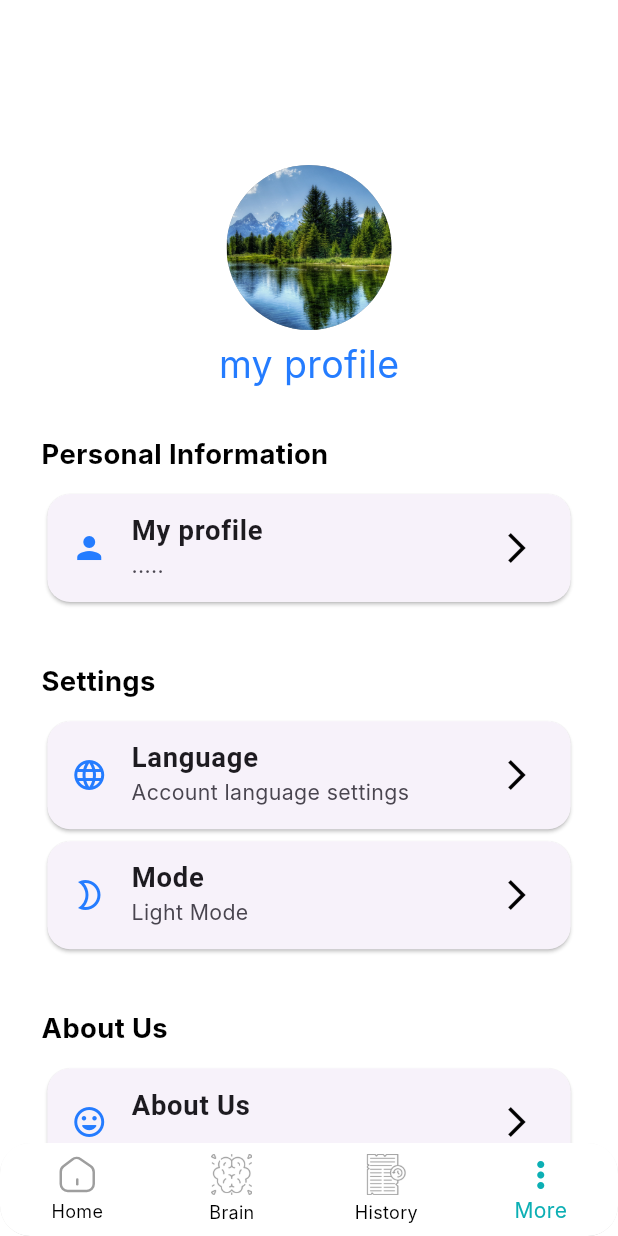
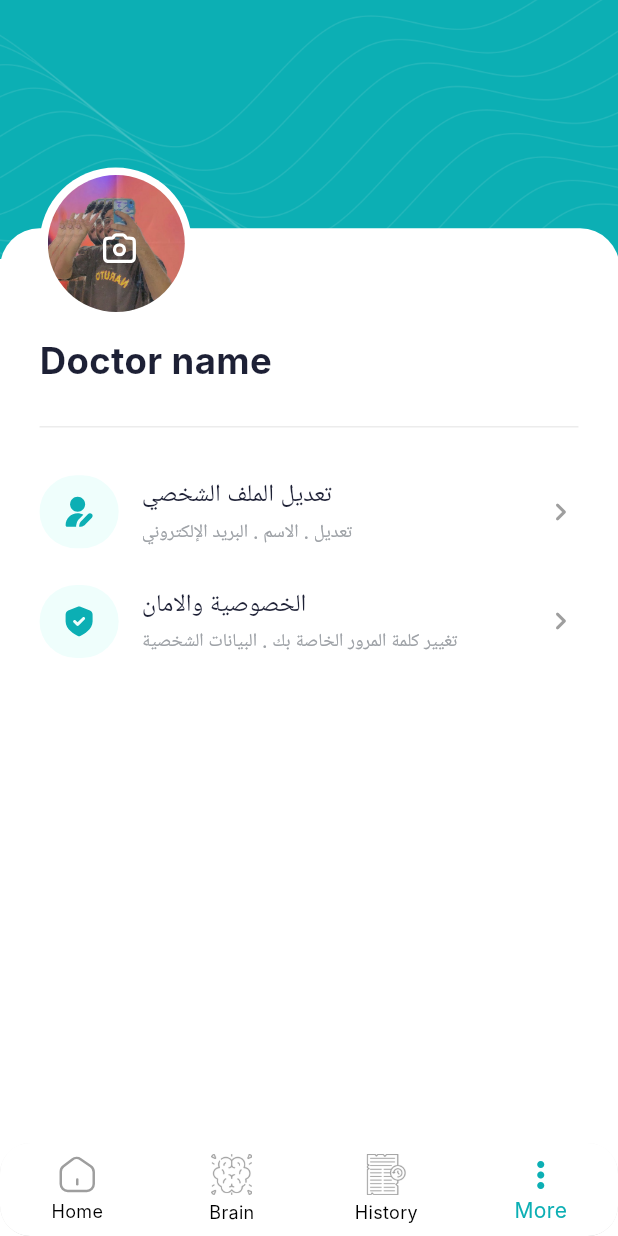
Before and after one commit to IbrahimElbazz/Brainpulse, a Flutter app: the AppNavigation screen opened by its route, item 4 of the bottom bar chosen, on a phone screen of 412 x 824 dp. Run offline on Flutter 3.47's test engine with Material 3 defaults, Android fonts, the light colour scheme and no system bars; our stand-ins replace animated_text_kit, dartz, dio, flutter_bloc, flutter_screenutil, flutter_svg and 12 more; missing offline and left inert: dart:ffi; accounts and stored records are empty; generated files the repository leaves out were written again; network calls fail; Roboto replaces fonts that are missing (Inter).

Commit message:
update more screen to my acc and add edit profle screen

```diff
--- a/lib/core/routing/app_router.dart
+++ b/lib/core/routing/app_router.dart
@@ -7,6 +7,7 @@ import 'package:brain_pulse/features/home/presentation/screens/eeg_data_screen.d
 import 'package:brain_pulse/features/data_by_doctor/presentation/screens/data_by_doctor_screen.dart';
 import 'package:brain_pulse/features/home/presentation/screens/get_image_screen.dart';
 import 'package:brain_pulse/features/home/presentation/screens/home_screen.dart';
+import 'package:brain_pulse/features/my_account/presentation/screens/edit_profile_screen.dart';
 import 'package:brain_pulse/features/onboarding/presentation/screens/onboarding.dart';
 import 'package:brain_pulse/features/splash/presentation/views/spalsh_screen.dart';
 import 'package:flutter/material.dart';
@@ -50,7 +51,10 @@ class AppRouter {
         return AppHelperFunctions().fadeTransition(
           page: const DropFileScreen(),
         );
-
+      case Routes.editProfileScreen:
+        return AppHelperFunctions().fadeTransition(
+          page: const EditProfileScreen(),
+        );
       default:
         return MaterialPageRoute(
           builder: (_) => Scaffold(
--- a/lib/core/routing/routers.dart
+++ b/lib/core/routing/routers.dart
@@ -9,4 +9,5 @@ class Routes {
   static const String getImage = '/getimage';
   static const String dataByDoctorScreen = '/DataByDoctorScreen';
   static const String dropfilescreen = '/dropfilescreen';
+  static const String editProfileScreen = '/EditProfileScreen';
 }
--- a/lib/features/app_navigation/app_navigation.dart
+++ b/lib/features/app_navigation/app_navigation.dart
@@ -3,6 +3,7 @@ import 'package:brain_pulse/features/brain/presentation/screens/brain_screen.dar
 import 'package:brain_pulse/features/history/presentation/screens/history.dart';
 import 'package:brain_pulse/features/home/presentation/screens/home_screen.dart';
 import 'package:brain_pulse/features/more/more.dart';
+import 'package:brain_pulse/features/my_account/presentation/screens/my_account.dart';
 import 'package:flutter/material.dart';
 import 'package:flutter_screenutil/flutter_screenutil.dart';
 import 'package:flutter_svg/svg.dart';
@@ -22,7 +23,8 @@ class _AppNavigationState extends State<AppNavigation> {
     const HomeScreen(),
     const BrainScreen(),
     const History(),
-    const More(),
+    // const More(),
+    const MyAccount(),
   ];
 
   @override
--- /dev/null
+++ b/lib/features/my_account/presentation/screens/my_account.dart
@@ -0,0 +1,74 @@
+import 'package:brain_pulse/core/helpers/extentions.dart';
+import 'package:brain_pulse/core/widgets/gap.dart';
+import 'package:brain_pulse/features/my_account/presentation/widgets/card_item_in_my_account.dart';
+import 'package:brain_pulse/features/my_account/presentation/widgets/image_and_background_bar.dart';
+import 'package:flutter/material.dart';
+import 'package:flutter_screenutil/flutter_screenutil.dart';
+
+class MyAccount extends StatelessWidget {
+  const MyAccount({super.key});
+
+  @override
+  Widget build(BuildContext context) {
+    return Scaffold(
+      backgroundColor: Colors.white,
+      body: SafeArea(
+        child: SingleChildScrollView(
+          physics: const BouncingScrollPhysics(),
+          child: Column(
+            crossAxisAlignment: CrossAxisAlignment.start,
+            children: <Widget>[
+              GestureDetector(
+                onTap: () {
+                  context.pushNamed('/EditProfileScreen');
+                },
+                child: const ImageAndBackgroundBar(
+                  background: 'assets/images/background.png',
+                  image: 'assets/images/rajab.png',
+                ),
+              ),
+              Padding(
+                padding: EdgeInsets.symmetric(horizontal: 24.w),
+                child: Column(
+                  crossAxisAlignment: CrossAxisAlignment.start,
+                  children: <Widget>[
+                    Text(
+                      'Doctor name',
+                      style: TextStyle(
+                        color: const Color(0xFF1D2035),
+                        fontSize: 24.sp,
+                        fontWeight: FontWeight.w700,
+                      ),
+                    ),
+                    const GapH(height: 18),
+                    Divider(
+                      color: Colors.grey.withOpacity(0.2),
+                    ),
+                    const GapH(height: 24),
+                    CardItemInMyAccount(
+                      icon: 'assets/svgs/user-pen.svg',
+                      title: 'تعديل الملف الشخصي',
+                      subTitle: 'تعديل . الاسم . البريد الإلكتروني',
+                      onTap: () {
+                        context.pushNamed('/EditProfileScreen');
+                      },
+                    ),
+                    CardItemInMyAccount(
+                      icon: 'assets/svgs/shield-check.svg',
+                      title: 'الخصوصية والامان',
+                      subTitle:
+                          'تغيير كلمة المرور الخاصة بك . البيانات الشخصية ',
+                      onTap: () {
+                        // context.pushNamed('/PrivacyAndSecurity');
+                      },
+                    ),
+                  ],
+                ),
+              ),
+            ],
+          ),
+        ),
+      ),
+    );
+  }
+}
--- /dev/null
+++ b/lib/features/my_account/presentation/widgets/card_item_in_my_account.dart
@@ -0,0 +1,84 @@
+import 'package:brain_pulse/core/Widgets/gap.dart';
+import 'package:flutter/material.dart';
+import 'package:flutter_screenutil/flutter_screenutil.dart';
+import 'package:flutter_svg/svg.dart';
+
+class CardItemInMyAccount extends StatelessWidget {
+  const CardItemInMyAccount({
+    required this.icon,
+    required this.title,
+    required this.subTitle,
+    this.colorBackgroundIcon,
+    this.onTap,
+    this.titleColor,
+    super.key,
+    this.isLogout,
+  });
+
+  final String icon;
+  final Color? colorBackgroundIcon;
+  final String title;
+  final Color? titleColor;
+  final String subTitle;
+  final void Function()? onTap;
+  final bool? isLogout;
+
+  @override
+  Widget build(BuildContext context) {
+    return Padding(
+      padding: EdgeInsets.only(bottom: 24.h),
+      child: GestureDetector(
+        onTap: onTap,
+        child: Row(
+          children: <Widget>[
+            Container(
+              width: 48.w,
+              height: 48.h,
+              decoration: ShapeDecoration(
+                color: colorBackgroundIcon ?? const Color(0xFFEFFEFC),
+                shape: RoundedRectangleBorder(
+                  borderRadius: BorderRadius.circular(48.r),
+                ),
+              ),
+              child: SvgPicture.asset(
+                icon,
+                fit: BoxFit.scaleDown,
+              ),
+            ),
+            const GapW(width: 14),
+            Column(
+              crossAxisAlignment: CrossAxisAlignment.start,
+              children: <Widget>[
+                Text(
+                  title,
+                  style: TextStyle(
+                    color: titleColor ?? const Color(0xFF1D2035),
+                    fontSize: 16.sp,
+                    fontWeight: FontWeight.w500,
+                  ),
+                ),
+                const GapH(height: 4),
+                Text(
+                  subTitle,
+                  style: TextStyle(
+                    color: const Color(0xFF9DA1A6),
+                    fontSize: 12.sp,
+                    fontWeight: FontWeight.w500,
+                  ),
+                ),
+              ],
+            ),
+            const Spacer(),
+            if (isLogout == true)
+              const SizedBox.shrink()
+            else
+              const Icon(
+                Icons.keyboard_arrow_right_rounded,
+                color: Colors.grey,
+              ),
+          ],
+        ),
+      ),
+    );
+  }
+}
--- /dev/null
+++ b/lib/features/my_account/presentation/widgets/image_and_background_bar.dart
@@ -0,0 +1,80 @@
+import 'package:brain_pulse/core/Theming/colors.dart';
+import 'package:flutter/material.dart';
+import 'package:flutter_screenutil/flutter_screenutil.dart';
+import 'package:flutter_svg/svg.dart';
+
+class ImageAndBackgroundBar extends StatelessWidget {
+  const ImageAndBackgroundBar({
+    required this.image,
+    required this.background,
+    super.key,
+  });
+  final String image;
+  final String background;
+
+  @override
+  Widget build(BuildContext context) {
+    return Stack(
+      children: <Widget>[
+        Column(
+          children: <Widget>[
+            Container(
+              height: 170.h,
+              decoration: BoxDecoration(
+                color: ColorsApp.primary,
+                image: DecorationImage(
+                  fit: BoxFit.cover,
+                  image: AssetImage(
+                    background,
+                  ),
+                ),
+              ),
+            ),
+            Container(
+              height: 50.h,
+            ),
+          ],
+        ),
+        Positioned(
+          top: 150.h,
+          child: Container(
+            width: 376.w,
+            height: 40.h,
+            decoration: BoxDecoration(
+              color: Colors.white,
+              borderRadius: BorderRadius.only(
+                topLeft: Radius.circular(26.r),
+                topRight: Radius.circular(26.r),
+              ),
+            ),
+          ),
+        ),
+        Positioned(
+          top: 110.h,
+          left: 24.w,
+          child: CircleAvatar(
+            radius: 50.r,
+            backgroundColor: Colors.white,
+          ),
+        ),
+        Positioned(
+          top: 115.h,
+          left: 29.w,
+          child: CircleAvatar(
+            radius: 45.r,
+            backgroundColor: Colors.white,
+            backgroundImage: AssetImage(image),
+          ),
+        ),
+        Positioned(
+          top: 150.h,
+          left: 60.w,
+          child: SvgPicture.asset(
+            'assets/svgs/camera.svg',
+            width: 25.w,
+          ),
+        ),
+      ],
+    );
+  }
+}
```
Also changed, not shown: lib/core/Widgets/pop_circle_button.dart (added, +33 -0 lines), lib/features/more/ui/screen/show_my_profile.dart (+9 -8 lines), lib/features/my_account/presentation/screens/edit_profile_screen.dart (added, +161 -0 lines), lib/features/my_account/presentation/widgets/button.dart (added, +53 -0 lines), lib/features/my_account/presentation/widgets/text_field_custom.dart (added, +157 -0 lines), assets/images/background.png (added), assets/images/rajab.png (added), assets/svgs/camera.svg (added), assets/svgs/mail.svg (added), assets/svgs/shield-check.svg (added), assets/svgs/user-pen.svg (added), assets/svgs/user.svg (added), 4 other files.
